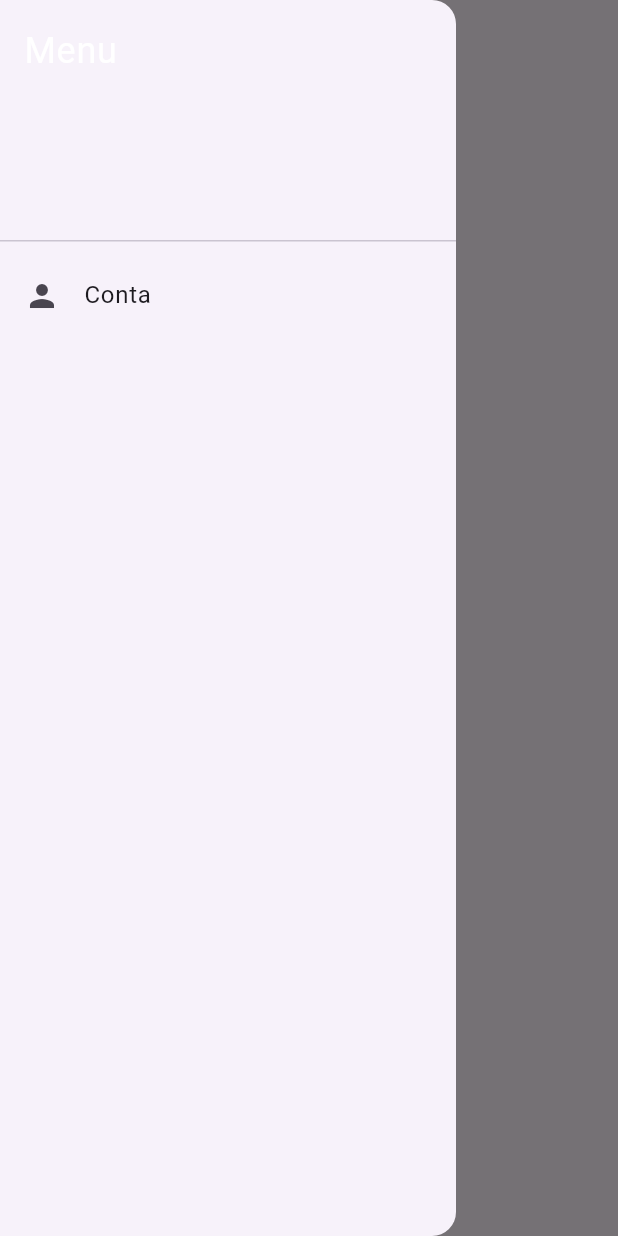
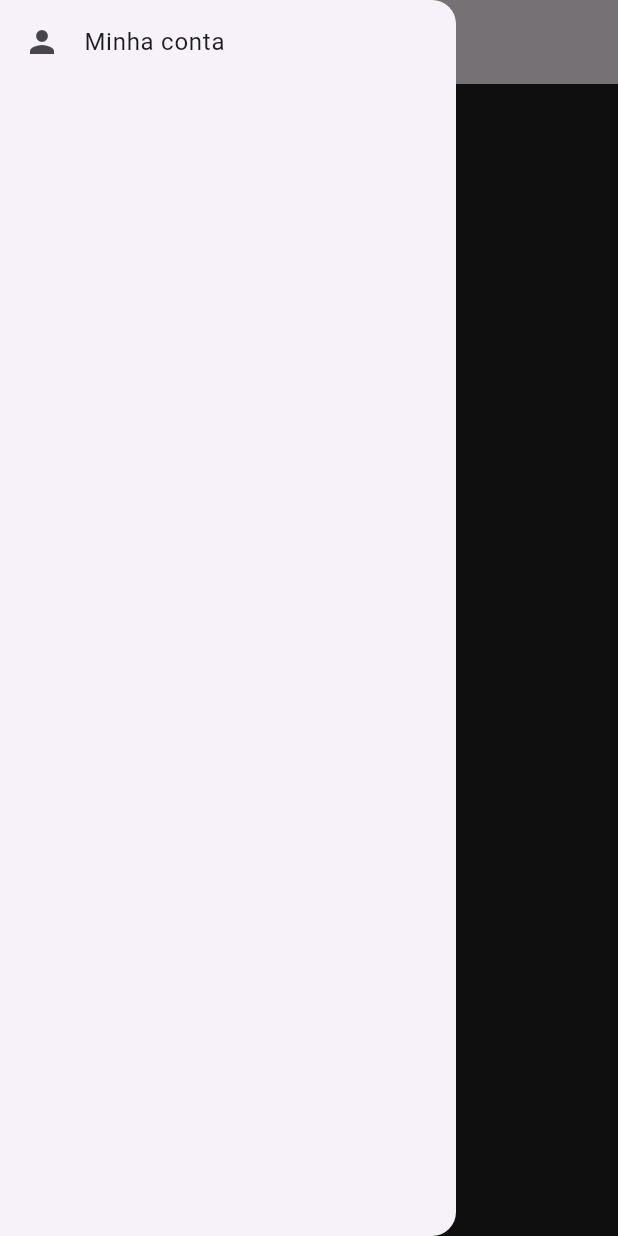
Before and after one commit to eduardo-kurek/opt120-tattoo-front, a Flutter app: the HomePage screen opened directly, with the side drawer open, on a phone screen of 412 x 824 dp. Run offline on Flutter 3.47's test engine with Material 3 defaults, Android fonts, the phone set to English and light mode, and no system bars.

Commit message:
Inicio da tela Minha Conta

```diff
--- a/lib/screens/components/user_menu.dart
+++ b/lib/screens/components/user_menu.dart
@@ -1,4 +1,5 @@
 import 'package:flutter/material.dart';
+import 'package:tatuagem_front/screens/my_account.dart';
 
 class UserMenu extends StatelessWidget {
   const UserMenu({super.key});
@@ -6,28 +7,20 @@ class UserMenu extends StatelessWidget {
   @override
   Widget build(BuildContext context) {
     return Drawer(
-      child: ListView(
-        padding: EdgeInsets.zero,
-        children: <Widget>[
-          DrawerHeader(
-            child: Text(
-              'Menu',
-              style: TextStyle(
-                color: Colors.white,
-                fontSize: 24,
-              ),
+        child: ListView(
+          children: [
+            ListTile(
+              leading: const Icon(Icons.person),
+              title: const Text("Minha conta"),
+              onTap: () => {
+                Navigator.push(
+                    context,
+                    MaterialPageRoute(builder: (context) => const MyAccount())
+                )
+              },
             ),
-          ),
-          ListTile(
-            leading: Icon(Icons.person),
-            title: Text('Conta'),
-            onTap: () {
-              // TODO: ao clicar abrir modal/menu para editar a conta
-            },
-          ),
-          // Add more ListTile widgets for additional menu items
-        ],
-      ),
+          ],
+        )
     );
   }
 }
--- a/lib/screens/home.dart
+++ b/lib/screens/home.dart
@@ -9,6 +9,23 @@ class HomePage extends StatelessWidget {
         title: Text('Home Page'),
       ),
       drawer: const UserMenu(),
+      body: Container(
+        color: Colors.black87,
+        padding: const EdgeInsets.all(50),
+        child: Center(
+            child: Card(
+              child: Padding(
+                padding: const EdgeInsets.all(20.0),
+                child: Column(
+                  mainAxisSize: MainAxisSize.min,
+                  children: [
+                    const Text("Conteudo aqui...")
+                  ]
+                ),
+              ),
+            )
+        ),
+      ),
     );
   }
 }
--- /dev/null
+++ b/lib/screens/my_account.dart
@@ -0,0 +1,10 @@
+import 'package:flutter/material.dart';
+
+class MyAccount extends StatelessWidget {
+  const MyAccount({super.key});
+
+  @override
+  Widget build(BuildContext context) {
+    return const Placeholder();
+  }
+}
```
Also changed, not shown: lib/screens/register.dart (+4 -5 lines).
